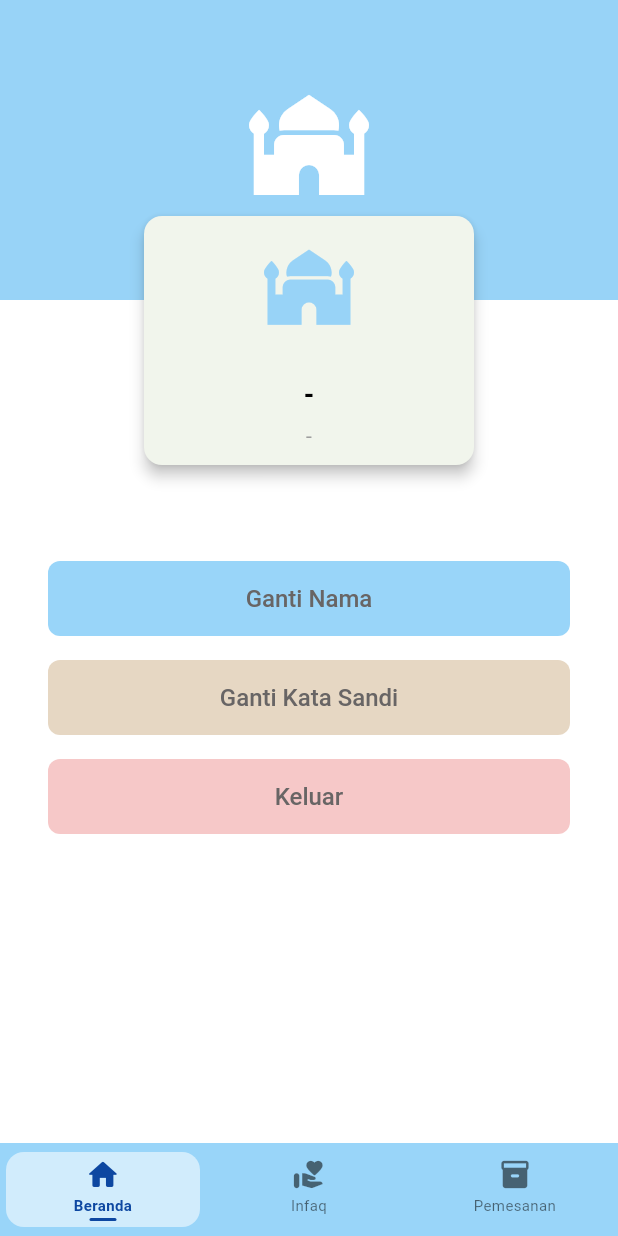
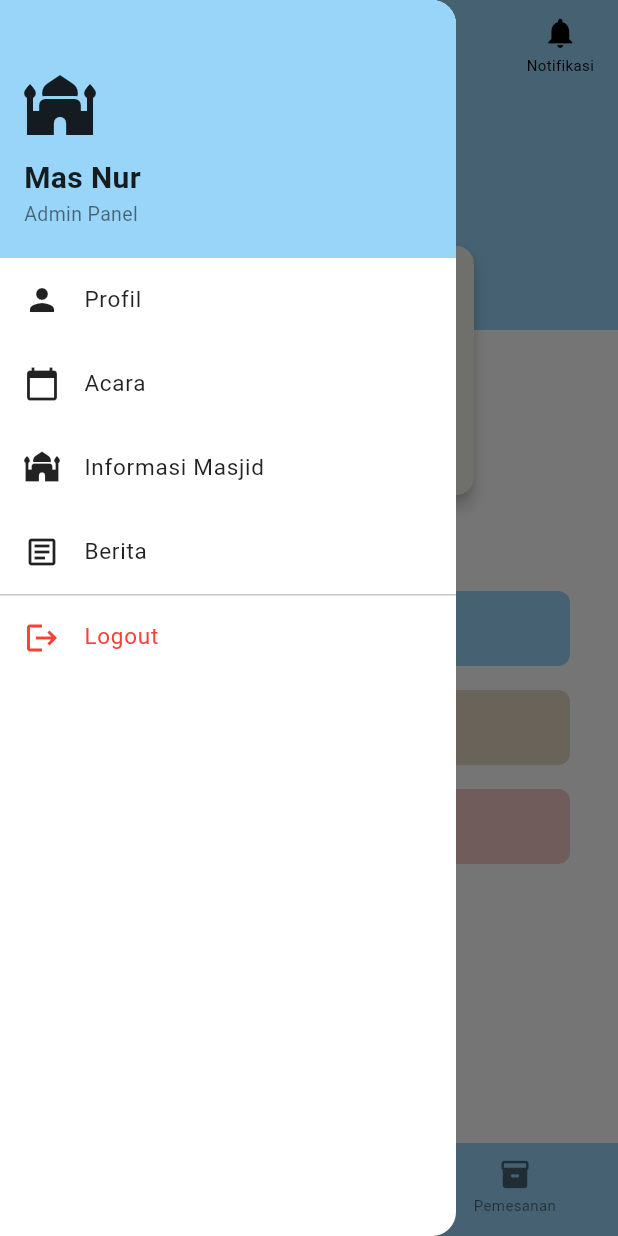
Before and after one commit to WafiqMy/Mas_Nur_Mobile, a Flutter app: the ProfilAdminPage screen opened by its route, with the side drawer open (before the commit the screen has no drawer), on a phone screen of 412 x 824 dp. Run offline on Flutter 3.47's test engine with Material 3 defaults, Android fonts, the phone set to English and light mode, and no system bars; our stand-ins replace dio, image_picker, shared_preferences; accounts and stored records are empty; network calls fail.

Commit message:
feat: tambah AppHeader+Drawer di Profil & Informasi Masjid, PopScope back ke beranda di semua halaman utama

```diff
--- a/mas_nur_flutter/lib/features/profil/profil_admin_page.dart
+++ b/mas_nur_flutter/lib/features/profil/profil_admin_page.dart
@@ -5,8 +5,11 @@ import 'package:mas_nur_flutter/core/session/app_session.dart';
 import 'package:mas_nur_flutter/features/auth/login_page.dart';
 import 'package:mas_nur_flutter/features/profil/ganti_nama_page.dart';
 import 'package:mas_nur_flutter/features/profil/ganti_sandi_page.dart';
+import 'package:mas_nur_flutter/features/dashboard/dashboard_page.dart';
 import 'package:mas_nur_flutter/shared/theme/app_theme.dart';
+import 'package:mas_nur_flutter/shared/widgets/app_drawer.dart';
 import 'package:mas_nur_flutter/shared/widgets/app_footer.dart';
+import 'package:mas_nur_flutter/shared/widgets/app_header.dart';
 
 class ProfilAdminPage extends StatefulWidget {
   const ProfilAdminPage({super.key});
@@ -37,17 +40,33 @@ class _ProfilAdminPageState extends State<ProfilAdminPage> {
 
   @override
   Widget build(BuildContext context) {
-    return Scaffold(
+    return PopScope(
+      canPop: false,
+      onPopInvokedWithResult: (didPop, result) {
+        if (!didPop) {
+          Navigator.pushNamedAndRemoveUntil(
+              context, DashboardPage.routeName, (_) => false);
+        }
+      },
+      child: Scaffold(
         backgroundColor: kColorWhite,
+        drawer: const AppDrawer(),
         body: FutureBuilder<UserProfileModel?>(
           future: _future,
           builder: (_, snapshot) {
             final profil = snapshot.data;
             return Column(
               children: [
-              // ── Gambar header (group1) ──────────────────────────────────────
+                // ── Header ────────────────────────────────────────────────────
+                const AppHeader(),
+
+                // ── Gambar header (group1) ────────────────────────────────────
+                Expanded(
+                  child: SingleChildScrollView(
+                    child: Column(
+                      children: [
                         SizedBox(
-                height: 200,
+                          height: 160,
                           width: double.infinity,
                           child: Container(
                             color: kColorBackground,
@@ -57,7 +76,7 @@ class _ProfilAdminPageState extends State<ProfilAdminPage> {
                           ),
                         ),
 
-              // ── Kartu profil (overlap -60dp) ────────────────────────────────
+                        // ── Kartu profil (overlap -60dp) ──────────────────────
                         Transform.translate(
                           offset: const Offset(0, -60),
                           child: Card(
@@ -69,7 +88,6 @@ class _ProfilAdminPageState extends State<ProfilAdminPage> {
                               child: Column(
                                 mainAxisSize: MainAxisSize.min,
                                 children: [
-                        // Logo masjid
                                   SizedBox(
                                     width: 200,
                                     height: 80,
@@ -79,7 +97,6 @@ class _ProfilAdminPageState extends State<ProfilAdminPage> {
                                     ),
                                   ),
                                   const SizedBox(height: 16),
-                        // Nama
                                   Text(
                                     snapshot.connectionState == ConnectionState.done
                                         ? (profil?.nama ?? '-')
@@ -91,7 +108,6 @@ class _ProfilAdminPageState extends State<ProfilAdminPage> {
                                     ),
                                   ),
                                   const SizedBox(height: 4),
-                        // Role
                                   Text(
                                     snapshot.connectionState == ConnectionState.done
                                         ? (profil?.email ?? '-')
@@ -105,13 +121,11 @@ class _ProfilAdminPageState extends State<ProfilAdminPage> {
                           ),
                         ),
 
-              // ── Tombol-tombol ───────────────────────────────────────────────
-              Expanded(
-                child: Padding(
-                  padding: const EdgeInsets.fromLTRB(32, 0, 32, 0),
+                        // ── Tombol-tombol ─────────────────────────────────────
+                        Padding(
+                          padding: const EdgeInsets.fromLTRB(32, 0, 32, 24),
                           child: Column(
                             children: [
-                      // Ganti Nama
                               SizedBox(
                                 width: double.infinity,
                                 child: ElevatedButton(
@@ -125,18 +139,16 @@ class _ProfilAdminPageState extends State<ProfilAdminPage> {
                                 ),
                               ),
                               const SizedBox(height: 16),
-                      // Ganti Kata Sandi
                               SizedBox(
                                 width: double.infinity,
                                 child: ElevatedButton(
-                          onPressed: () =>
-                              Navigator.pushNamed(context, GantiSandiPage.routeName),
+                                  onPressed: () => Navigator.pushNamed(
+                                      context, GantiSandiPage.routeName),
                                   style: kSecondaryButtonStyle,
                                   child: const Text('Ganti Kata Sandi'),
                                 ),
                               ),
                               const SizedBox(height: 16),
-                      // Keluar
                               SizedBox(
                                 width: double.infinity,
                                 child: ElevatedButton(
@@ -148,14 +160,18 @@ class _ProfilAdminPageState extends State<ProfilAdminPage> {
                             ],
                           ),
                         ),
+                      ],
+                    ),
+                  ),
                 ),
 
-              // ── Footer ──────────────────────────────────────────────────────
+                // ── Footer ────────────────────────────────────────────────────
                 const AppFooter(),
               ],
             );
           },
         ),
+      ),
     );
   }
 }
```
Also changed, not shown: mas_nur_flutter/lib/features/acara/acara_page.dart (+11 -1 lines), mas_nur_flutter/lib/features/berita/berita_page.dart (+11 -1 lines), mas_nur_flutter/lib/features/informasi/informasi_masjid_page.dart (+41 -11 lines), mas_nur_flutter/lib/features/persewaan/pemesanan_page.dart (+11 -1 lines). Lines whose indentation alone changed are shown as unchanged.
